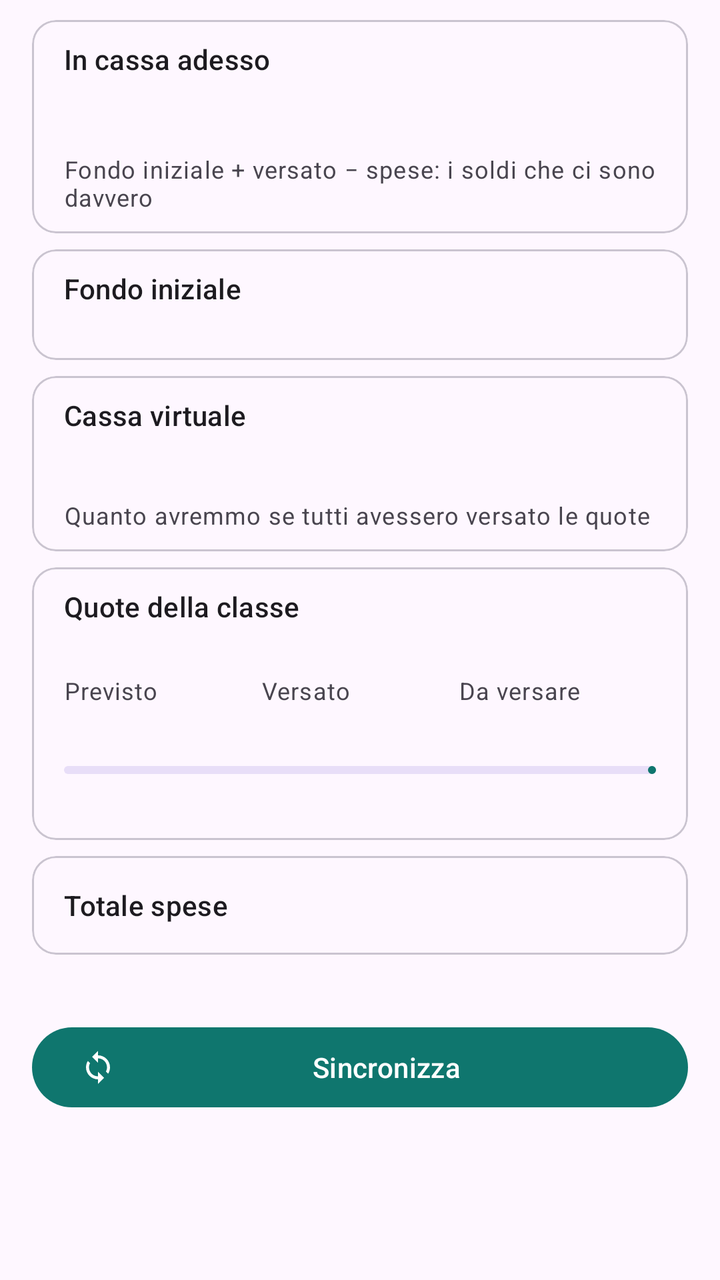
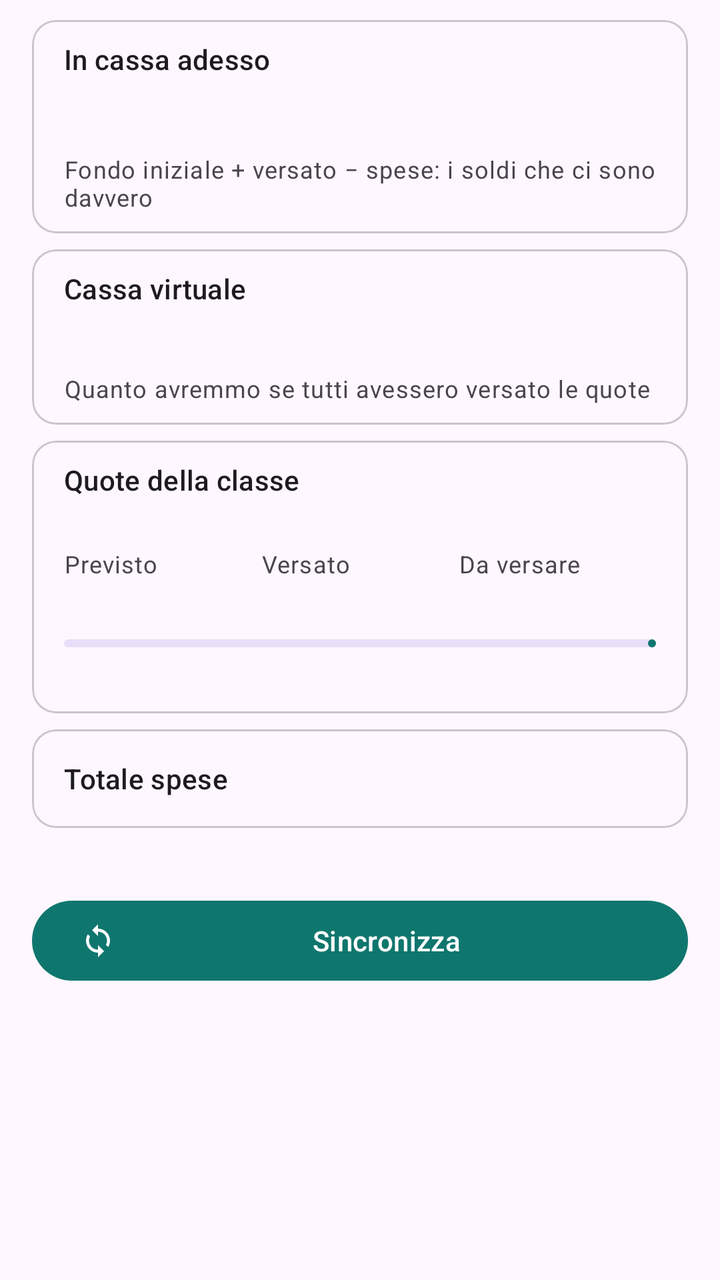

Two renders of the same Android screen: before a commit and after it. Below are the layout's source before the change and the commit's diff.
<!-- AndroidManifest.xml: application theme Theme.Fondocassa -->
<!-- res/layout/fragment_riepilogo.xml -->
<?xml version="1.0" encoding="utf-8"?>
<ScrollView xmlns:android="http://schemas.android.com/apk/res/android"
    xmlns:app="http://schemas.android.com/apk/res-auto"
    android:layout_width="match_parent"
    android:layout_height="match_parent">

    <LinearLayout
        android:layout_width="match_parent"
        android:layout_height="wrap_content"
        android:orientation="vertical"
        android:paddingHorizontal="16dp"
        android:paddingVertical="10dp">

        
        <com.google.android.material.card.MaterialCardView
            android:layout_width="match_parent"
            android:layout_height="wrap_content"
            android:layout_marginBottom="8dp">

            <LinearLayout
                android:layout_width="match_parent"
                android:layout_height="wrap_content"
                android:orientation="vertical"
                android:paddingHorizontal="16dp"
                android:paddingVertical="10dp">

                <TextView
                    android:layout_width="wrap_content"
                    android:layout_height="wrap_content"
                    android:text="@string/cassa_reale"
                    android:textAppearance="?attr/textAppearanceLabelLarge" />

                <TextView
                    android:id="@+id/testo_cassa_reale"
                    android:layout_width="wrap_content"
                    android:layout_height="wrap_content"
                    android:textAppearance="?attr/textAppearanceHeadlineMedium" />

                <TextView
                    android:layout_width="wrap_content"
                    android:layout_height="wrap_content"
                    android:text="@string/cassa_reale_nota"
                    android:textAppearance="?attr/textAppearanceBodySmall" />
            </LinearLayout>
        </com.google.android.material.card.MaterialCardView>

        
        <com.google.android.material.card.MaterialCardView
            android:id="@+id/card_fondo_iniziale"
            android:layout_width="match_parent"
            android:layout_height="wrap_content"
            android:layout_marginBottom="8dp"
            android:clickable="true"
            android:focusable="true">

            <LinearLayout
                android:layout_width="match_parent"
                android:layout_height="wrap_content"
                android:orientation="horizontal"
                android:paddingHorizontal="16dp"
                android:paddingVertical="10dp">

                <LinearLayout
                    android:layout_width="0dp"
                    android:layout_height="wrap_content"
                    android:layout_weight="1"
                    android:orientation="vertical">

                    <TextView
                        android:layout_width="wrap_content"
                        android:layout_height="wrap_content"
                        android:text="@string/fondo_iniziale"
                        android:textAppearance="?attr/textAppearanceLabelLarge" />

                    <TextView
                        android:id="@+id/testo_fondo_dettaglio"
                        android:layout_width="wrap_content"
                        android:layout_height="wrap_content"
                        android:textAppearance="?attr/textAppearanceBodySmall" />
                </LinearLayout>

                <TextView
                    android:id="@+id/testo_fondo_iniziale"
                    android:layout_width="wrap_content"
                    android:layout_height="wrap_content"
                    android:layout_gravity="center_vertical"
                    android:layout_marginStart="12dp"
                    android:textAppearance="?attr/textAppearanceTitleLarge" />
            </LinearLayout>
        </com.google.android.material.card.MaterialCardView>

        
        <com.google.android.material.card.MaterialCardView
            android:layout_width="match_parent"
            android:layout_height="wrap_content"
            android:layout_marginBottom="8dp">

            <LinearLayout
                android:layout_width="match_parent"
                android:layout_height="wrap_content"
                android:orientation="vertical"
                android:paddingHorizontal="16dp"
                android:paddingVertical="10dp">

                <TextView
                    android:layout_width="wrap_content"
                    android:layout_height="wrap_content"
                    android:text="@string/cassa_virtuale"
                    android:textAppearance="?attr/textAppearanceLabelLarge" />

                <TextView
                    android:id="@+id/testo_cassa_virtuale"
                    android:layout_width="wrap_content"
                    android:layout_height="wrap_content"
                    android:textAppearance="?attr/textAppearanceHeadlineSmall" />

                <TextView
                    android:layout_width="wrap_content"
                    android:layout_height="wrap_content"
                    android:text="@string/cassa_virtuale_nota"
                    android:textAppearance="?attr/textAppearanceBodySmall" />
            </LinearLayout>
        </com.google.android.material.card.MaterialCardView>

        
        <com.google.android.material.card.MaterialCardView
            android:layout_width="match_parent"
            android:layout_height="wrap_content"
            android:layout_marginBottom="8dp">

            <LinearLayout
                android:layout_width="match_parent"
                android:layout_height="wrap_content"
                android:orientation="vertical"
                android:paddingHorizontal="16dp"
                android:paddingVertical="10dp">

                <TextView
                    android:layout_width="wrap_content"
                    android:layout_height="wrap_content"
                    android:text="@string/quote_titolo"
                    android:textAppearance="?attr/textAppearanceLabelLarge" />

                <TextView
                    android:id="@+id/testo_quote_dettaglio"
                    android:layout_width="wrap_content"
                    android:layout_height="wrap_content"
                    android:layout_marginBottom="8dp"
                    android:textAppearance="?attr/textAppearanceBodySmall" />

                <LinearLayout
                    android:layout_width="match_parent"
                    android:layout_height="wrap_content"
                    android:orientation="horizontal">

                    <LinearLayout
                        android:layout_width="0dp"
                        android:layout_height="wrap_content"
                        android:layout_weight="1"
                        android:orientation="vertical">

                        <TextView
                            android:layout_width="wrap_content"
                            android:layout_height="wrap_content"
                            android:text="@string/quote_previsto"
                            android:textAppearance="?attr/textAppearanceBodySmall" />

                        <TextView
                            android:id="@+id/testo_previsto"
                            android:layout_width="wrap_content"
                            android:layout_height="wrap_content"
                            android:textAppearance="?attr/textAppearanceTitleMedium" />
                    </LinearLayout>

                    <LinearLayout
                        android:layout_width="0dp"
                        android:layout_height="wrap_content"
                        android:layout_weight="1"
                        android:orientation="vertical">

                        <TextView
                            android:layout_width="wrap_content"
                            android:layout_height="wrap_content"
                            android:text="@string/quote_versato"
                            android:textAppearance="?attr/textAppearanceBodySmall" />

                        <TextView
                            android:id="@+id/testo_versato"
                            android:layout_width="wrap_content"
                            android:layout_height="wrap_content"
                            android:textAppearance="?attr/textAppearanceTitleMedium" />
                    </LinearLayout>

                    <LinearLayout
                        android:layout_width="0dp"
                        android:layout_height="wrap_content"
                        android:layout_weight="1"
                        android:orientation="vertical">

                        <TextView
                            android:layout_width="wrap_content"
                            android:layout_height="wrap_content"
                            android:text="@string/quote_da_versare"
                            android:textAppearance="?attr/textAppearanceBodySmall" />

                        <TextView
                            android:id="@+id/testo_da_versare"
                            android:layout_width="wrap_content"
                            android:layout_height="wrap_content"
                            android:textAppearance="?attr/textAppearanceTitleMedium" />
                    </LinearLayout>
                </LinearLayout>

                <com.google.android.material.progressindicator.LinearProgressIndicator
                    android:id="@+id/avanzamento"
                    android:layout_width="match_parent"
                    android:layout_height="wrap_content"
                    android:layout_marginTop="8dp"
                    android:max="100" />

                <TextView
                    android:id="@+id/testo_in_regola"
                    android:layout_width="wrap_content"
                    android:layout_height="wrap_content"
                    android:layout_marginTop="4dp"
                    android:textAppearance="?attr/textAppearanceBodyMedium" />
            </LinearLayout>
        </com.google.android.material.card.MaterialCardView>

        <com.google.android.material.card.MaterialCardView
            android:layout_width="match_parent"
            android:layout_height="wrap_content"
            android:layout_marginBottom="8dp">

            <LinearLayout
                android:layout_width="match_parent"
                android:layout_height="wrap_content"
                android:orientation="horizontal"
                android:paddingHorizontal="16dp"
                android:paddingVertical="10dp">

                <TextView
                    android:layout_width="0dp"
                    android:layout_height="wrap_content"
                    android:layout_gravity="center_vertical"
                    android:layout_weight="1"
                    android:text="@string/totale_uscite"
                    android:textAppearance="?attr/textAppearanceLabelLarge" />

                <TextView
                    android:id="@+id/testo_uscite"
                    android:layout_width="wrap_content"
                    android:layout_height="wrap_content"
                    android:layout_gravity="center_vertical"
                    android:layout_marginStart="12dp"
                    android:textAppearance="?attr/textAppearanceTitleLarge" />
            </LinearLayout>
        </com.google.android.material.card.MaterialCardView>

        <TextView
            android:id="@+id/testo_sync"
            android:layout_width="match_parent"
            android:layout_height="wrap_content"
            android:layout_marginBottom="8dp"
            android:textAppearance="?attr/textAppearanceBodySmall" />

        <com.google.android.material.button.MaterialButton
            android:id="@+id/bottone_sincronizza"
            android:layout_width="match_parent"
            android:layout_height="wrap_content"
            android:text="@string/azione_sincronizza"
            app:icon="@drawable/ic_sync" />
    </LinearLayout>
</ScrollView>
<!-- resources referenced by this layout -->
<resources>
  <!-- drawable ic_sync (drawable) -->
  <?xml version="1.0" encoding="utf-8"?>
  <vector xmlns:android="http://schemas.android.com/apk/res/android"
      android:width="24dp"
      android:height="24dp"
      android:tint="?attr/colorControlNormal"
      android:viewportWidth="24"
      android:viewportHeight="24">
      <path
          android:fillColor="@android:color/white"
          android:pathData="M12,4V1L8,5l4,4V6c3.31,0 6,2.69 6,6 0,1.01 -0.25,1.97 -0.7,2.8l1.46,1.46C19.54,15.03 20,13.57 20,12c0,-4.42 -3.58,-8 -8,-8zm0,14c-3.31,0 -6,-2.69 -6,-6 0,-1.01 0.25,-1.97 0.7,-2.8L5.24,7.74C4.46,8.97 4,10.43 4,12c0,4.42 3.58,8 8,8v3l4,-4 -4,-4v3z" />
  </vector>
  <string name="azione_sincronizza">Sincronizza</string>
  <string name="cassa_reale">In cassa adesso</string>
  <string name="cassa_reale_nota">Fondo iniziale + versato − spese: i soldi che ci sono davvero</string>
  <string name="cassa_virtuale">Cassa virtuale</string>
  <string name="cassa_virtuale_nota">Quanto avremmo se tutti avessero versato le quote</string>
  <string name="fondo_iniziale">Fondo iniziale</string>
  <string name="quote_da_versare">Da versare</string>
  <string name="quote_previsto">Previsto</string>
  <string name="quote_titolo">Quote della classe</string>
  <string name="quote_versato">Versato</string>
  <string name="totale_uscite">Totale spese</string>
  <style name="Theme.Fondocassa" parent="Theme.Material3.DayNight.NoActionBar">
          <item name="colorPrimary">@color/verde</item>
          <item name="colorOnPrimary">@android:color/white</item>
          <item name="colorSecondary">@color/verde</item>
      </style>
  <color name="verde">#0F766E</color>
</resources>

<!-- the commit's change to res/layout/fragment_riepilogo.xml (unified diff, before → after) -->
@@ -41,51 +41,13 @@
                     android:layout_height="wrap_content"
                     android:text="@string/cassa_reale_nota"
                     android:textAppearance="?attr/textAppearanceBodySmall" />
-            </LinearLayout>
-        </com.google.android.material.card.MaterialCardView>
-
-        
-        <com.google.android.material.card.MaterialCardView
-            android:id="@+id/card_fondo_iniziale"
-            android:layout_width="match_parent"
-            android:layout_height="wrap_content"
-            android:layout_marginBottom="8dp"
-            android:clickable="true"
-            android:focusable="true">
-
-            <LinearLayout
-                android:layout_width="match_parent"
-                android:layout_height="wrap_content"
-                android:orientation="horizontal"
-                android:paddingHorizontal="16dp"
-                android:paddingVertical="10dp">
-
-                <LinearLayout
-                    android:layout_width="0dp"
-                    android:layout_height="wrap_content"
-                    android:layout_weight="1"
-                    android:orientation="vertical">
-
-                    <TextView
-                        android:layout_width="wrap_content"
-                        android:layout_height="wrap_content"
-                        android:text="@string/fondo_iniziale"
-                        android:textAppearance="?attr/textAppearanceLabelLarge" />
-
-                    <TextView
-                        android:id="@+id/testo_fondo_dettaglio"
-                        android:layout_width="wrap_content"
-                        android:layout_height="wrap_content"
-                        android:textAppearance="?attr/textAppearanceBodySmall" />
-                </LinearLayout>
-
-                <TextView
-                    android:id="@+id/testo_fondo_iniziale"
-                    android:layout_width="wrap_content"
-                    android:layout_height="wrap_content"
-                    android:layout_gravity="center_vertical"
-                    android:layout_marginStart="12dp"
-                    android:textAppearance="?attr/textAppearanceTitleLarge" />
+
+                <TextView
+                    android:id="@+id/testo_fondo_incluso"
+                    android:layout_width="wrap_content"
+                    android:layout_height="wrap_content"
+                    android:textAppearance="?attr/textAppearanceBodySmall"
+                    android:visibility="gone" />
             </LinearLayout>
         </com.google.android.material.card.MaterialCardView>
 
<!-- resource entries referenced after the edit -->
@@ -17,7 +17,6 @@
   <string name="cassa_reale_nota">Fondo iniziale + versato − spese: i soldi che ci sono davvero</string>
   <string name="cassa_virtuale">Cassa virtuale</string>
   <string name="cassa_virtuale_nota">Quanto avremmo se tutti avessero versato le quote</string>
-  <string name="fondo_iniziale">Fondo iniziale</string>
   <string name="quote_da_versare">Da versare</string>
   <string name="quote_previsto">Previsto</string>
   <string name="quote_titolo">Quote della classe</string>
